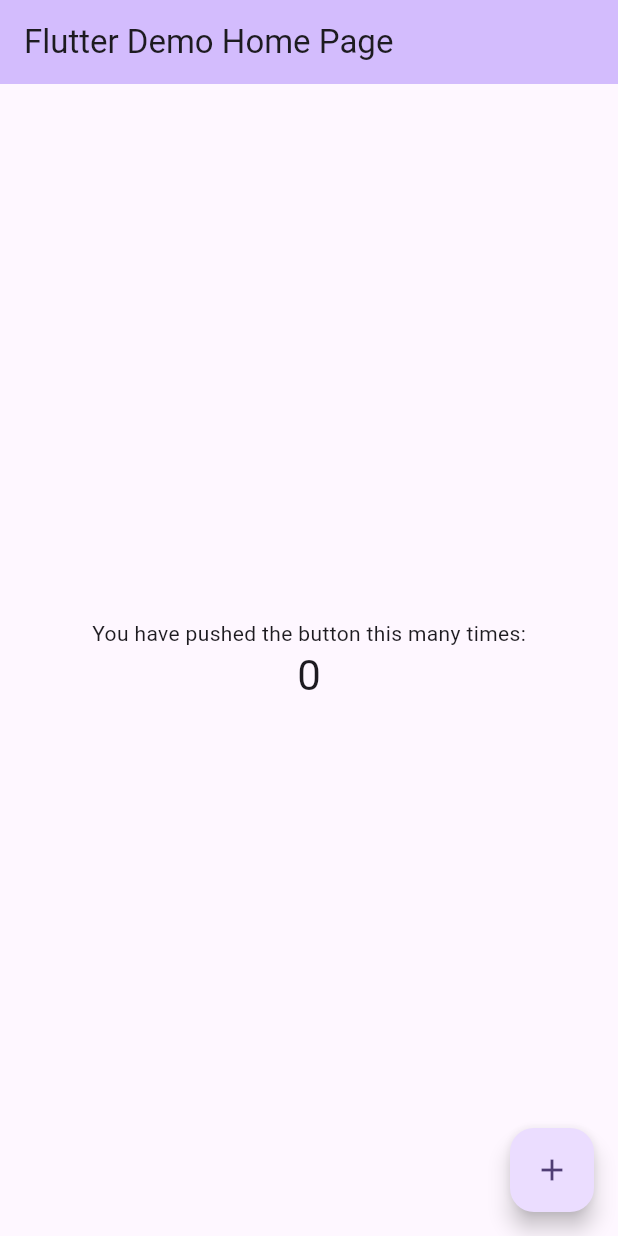
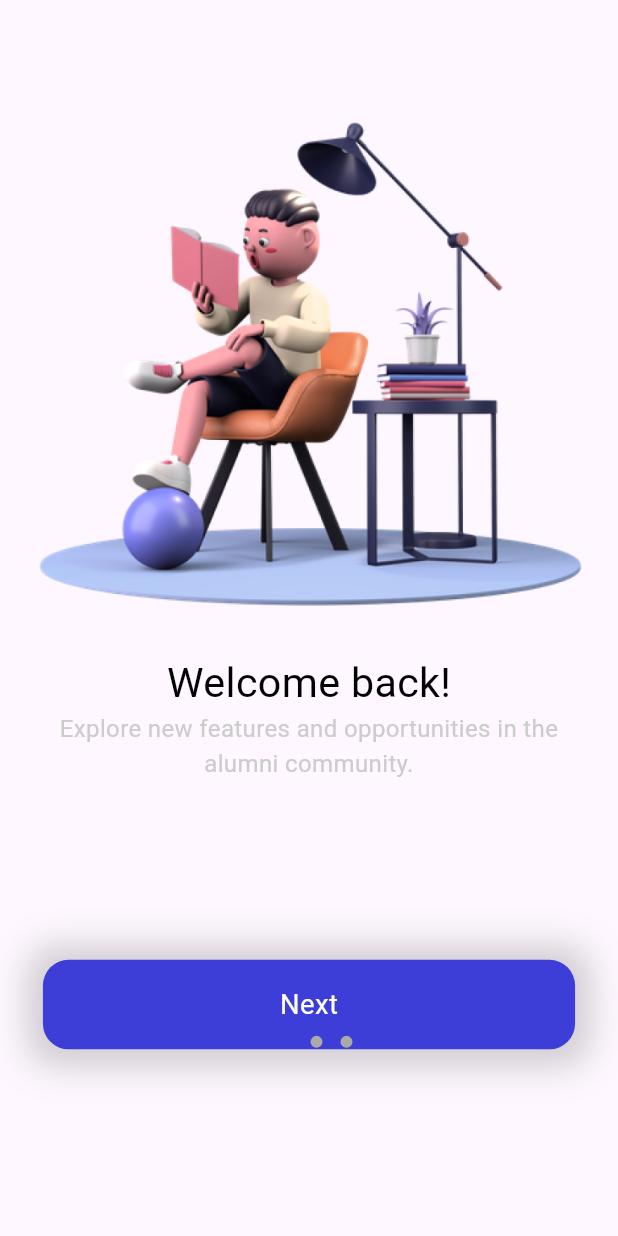
Before and after one commit to Dutus244/hcmus_alumni_mobile, a Flutter app: the screen it shows after launch, on a phone screen of 412 x 824 dp. Run offline on Flutter 3.47's test engine with Material 3 defaults, Android fonts, the phone set to English and light mode, and no system bars; drawn by our look-alikes of dots_indicator; our stand-ins replace flutter_bloc, flutter_screenutil.

Commit message:
ND splash and welcome page

```diff
--- /dev/null
+++ b/lib/common/values/colors.dart
@@ -0,0 +1,38 @@
+import 'dart:ui';
+
+class AppColors {
+  /// white background
+  static const Color primaryBackground = Color.fromARGB(255, 255, 255, 255);
+
+  /// grey background
+  static const Color primarySecondaryBackground =
+      Color.fromARGB(255, 247, 247, 249);
+
+  /// main widget color blue
+  static const Color primaryElement = Color.fromARGB(255, 61, 61, 216);
+
+  /// main text color black
+  static const Color primaryText = Color.fromARGB(255, 0, 0, 0);
+
+  // video background color
+  static const Color primary_bg = Color.fromARGB(210, 32, 47, 62);
+
+  /// main widget text color white
+  static const Color primaryElementText = Color.fromARGB(255, 255, 255, 255);
+
+  // main widget text color grey
+  static const Color primarySecondaryElementText =
+      Color.fromARGB(255, 102, 102, 102);
+
+  // main widget third color grey
+  static const Color primaryThirdElementText =
+      Color.fromARGB(255, 170, 170, 170);
+
+  static const Color primaryFourthElementText =
+      Color.fromARGB(255, 204, 204, 204);
+
+  //state color
+  static const Color primaryElementStatus = Color.fromARGB(255, 88, 174, 127);
+
+  static const Color primaryElementBg = Color.fromARGB(255, 238, 121, 99);
+}
--- a/lib/main.dart
+++ b/lib/main.dart
@@ -1,6 +1,13 @@
 import 'package:flutter/material.dart';
+import 'package:flutter_bloc/flutter_bloc.dart';
+import 'package:flutter_screenutil/flutter_screenutil.dart';
+import 'package:hcmus_alumni_mobile/pages/splash/bloc/splash_blocs.dart';
+import 'package:hcmus_alumni_mobile/pages/splash/splash.dart';
+import 'package:hcmus_alumni_mobile/pages/welcome/bloc/welcome_blocs.dart';
+import 'package:hcmus_alumni_mobile/pages/welcome/welcome.dart';
 
 void main() {
+  WidgetsFlutterBinding.ensureInitialized();
   runApp(const MyApp());
 }
 
@@ -10,116 +17,30 @@ class MyApp extends StatelessWidget {
   // This widget is the root of your application.
   @override
   Widget build(BuildContext context) {
-    return MaterialApp(
-      title: 'Flutter Demo',
-      theme: ThemeData(
-        // This is the theme of your application.
-        //
-        // TRY THIS: Try running your application with "flutter run". You'll see
-        // the application has a purple toolbar. Then, without quitting the app,
-        // try changing the seedColor in the colorScheme below to Colors.green
-        // and then invoke "hot reload" (save your changes or press the "hot
-        // reload" button in a Flutter-supported IDE, or press "r" if you used
-        // the command line to start the app).
-        //
-        // Notice that the counter didn't reset back to zero; the application
-        // state is not lost during the reload. To reset the state, use hot
-        // restart instead.
-        //
-        // This works for code too, not just values: Most code changes can be
-        // tested with just a hot reload.
-        colorScheme: ColorScheme.fromSeed(seedColor: Colors.deepPurple),
-        useMaterial3: true,
-      ),
-      home: const MyHomePage(title: 'Flutter Demo Home Page'),
-    );
+    return MultiBlocProvider(
+        providers: [
+          BlocProvider(
+            // lazy: false,
+            create: (context) => SplashBloc(),
+          ),
+          BlocProvider(
+            // lazy: false,
+            create: (context) => WelcomeBloc(),
+          ),
+        ],
+        child: ScreenUtilInit(
+          builder: (context, child) => MaterialApp(
+            debugShowCheckedModeBanner: false,
+            theme: ThemeData(
+                appBarTheme: const AppBarTheme(
+                  elevation: 0,
+                  backgroundColor: Colors.white,
+                )),
+            home: Splash(),
+            routes: {
+              "welcome": (context) => const Welcome(),
+            },
+          ),
+        ));
   }
 }
-
-class MyHomePage extends StatefulWidget {
-  const MyHomePage({super.key, required this.title});
-
-  // This widget is the home page of your application. It is stateful, meaning
-  // that it has a State object (defined below) that contains fields that affect
-  // how it looks.
-
-  // This class is the configuration for the state. It holds the values (in this
-  // case the title) provided by the parent (in this case the App widget) and
-  // used by the build method of the State. Fields in a Widget subclass are
-  // always marked "final".
-
-  final String title;
-
-  @override
-  State<MyHomePage> createState() => _MyHomePageState();
-}
-
-class _MyHomePageState extends State<MyHomePage> {
-  int _counter = 0;
-
-  void _incrementCounter() {
-    setState(() {
-      // This call to setState tells the Flutter framework that something has
-      // changed in this State, which causes it to rerun the build method below
-      // so that the display can reflect the updated values. If we changed
-      // _counter without calling setState(), then the build method would not be
-      // called again, and so nothing would appear to happen.
-      _counter++;
-    });
-  }
-
-  @override
-  Widget build(BuildContext context) {
-    // This method is rerun every time setState is called, for instance as done
-    // by the _incrementCounter method above.
-    //
-    // The Flutter framework has been optimized to make rerunning build methods
-    // fast, so that you can just rebuild anything that needs updating rather
-    // than having to individually change instances of widgets.
-    return Scaffold(
-      appBar: AppBar(
-        // TRY THIS: Try changing the color here to a specific color (to
-        // Colors.amber, perhaps?) and trigger a hot reload to see the AppBar
-        // change color while the other colors stay the same.
-        backgroundColor: Theme.of(context).colorScheme.inversePrimary,
-        // Here we take the value from the MyHomePage object that was created by
-        // the App.build method, and use it to set our appbar title.
-        title: Text(widget.title),
-      ),
-      body: Center(
-        // Center is a layout widget. It takes a single child and positions it
-        // in the middle of the parent.
-        child: Column(
-          // Column is also a layout widget. It takes a list of children and
-          // arranges them vertically. By default, it sizes itself to fit its
-          // children horizontally, and tries to be as tall as its parent.
-          //
-          // Column has various properties to control how it sizes itself and
-          // how it positions its children. Here we use mainAxisAlignment to
-          // center the children vertically; the main axis here is the vertical
-          // axis because Columns are vertical (the cross axis would be
-          // horizontal).
-          //
-          // TRY THIS: Invoke "debug painting" (choose the "Toggle Debug Paint"
-          // action in the IDE, or press "p" in the console), to see the
-          // wireframe for each widget.
-          mainAxisAlignment: MainAxisAlignment.center,
-          children: <Widget>[
-            const Text(
-              'You have pushed the button this many times:',
-            ),
-            Text(
-              '$_counter',
-              style: Theme.of(context).textTheme.headlineMedium,
-            ),
-          ],
-        ),
-      ),
-      floatingActionButton: FloatingActionButton(
-        onPressed: _incrementCounter,
-        tooltip: 'Increment',
-        child: const Icon(Icons.add),
-      ), // This trailing comma makes auto-formatting nicer for build methods.
-    );
-  }
-}
--- /dev/null
+++ b/lib/pages/splash/bloc/splash_blocs.dart
@@ -0,0 +1,7 @@
+import 'package:flutter_bloc/flutter_bloc.dart';
+import 'package:hcmus_alumni_mobile/pages/splash/bloc/splash_events.dart';
+import 'package:hcmus_alumni_mobile/pages/splash/bloc/splash_states.dart';
+
+class SplashBloc extends Bloc<SplashEvent, SplashState> {
+  SplashBloc() : super(SplashState()) {}
+}
--- /dev/null
+++ b/lib/pages/splash/bloc/splash_events.dart
@@ -0,0 +1 @@
+class SplashEvent {}
--- /dev/null
+++ b/lib/pages/splash/bloc/splash_states.dart
@@ -0,0 +1,3 @@
+class SplashState {
+  SplashState();
+}
--- /dev/null
+++ b/lib/pages/splash/splash.dart
@@ -0,0 +1,50 @@
+import 'dart:async'; // Import the async library for using Timer
+
+import 'package:flutter/cupertino.dart';
+import 'package:flutter/material.dart';
+import 'package:flutter_bloc/flutter_bloc.dart';
+import 'package:flutter_screenutil/flutter_screenutil.dart';
+import 'package:hcmus_alumni_mobile/pages/splash/bloc/splash_blocs.dart';
+
+import '../../common/values/colors.dart';
+import 'bloc/splash_states.dart';
+
+class Splash extends StatefulWidget {
+  const Splash({super.key});
+
+  @override
+  State<Splash> createState() => _SplashState();
+}
+
+class _SplashState extends State<Splash> {
+  @override
+  void initState() {
+    super.initState();
+    // Start a timer to navigate after 2 seconds
+    Timer(Duration(seconds: 2), () {
+      Navigator.of(context)
+          .pushNamedAndRemoveUntil("welcome", (route) => false);
+    });
+  }
+
+  @override
+  Widget build(BuildContext context) {
+    return Container(
+      color: AppColors.primaryBackground,
+      child: Scaffold(
+        body: BlocBuilder<SplashBloc, SplashState>(builder: (context, state) {
+          return Center(
+            child: Container(
+              width: 345.w,
+              height: 345.w,
+              child: Image.asset(
+                "assets/images/logos/logo.png",
+                fit: BoxFit.cover,
+              ),
+            ),
+          );
+        }),
+      ),
+    );
+  }
+}
--- /dev/null
+++ b/lib/pages/welcome/bloc/welcome_blocs.dart
@@ -0,0 +1,11 @@
+import 'package:flutter_bloc/flutter_bloc.dart';
+import 'package:hcmus_alumni_mobile/pages/welcome/bloc/welcome_events.dart';
+import 'package:hcmus_alumni_mobile/pages/welcome/bloc/welcome_states.dart';
+
+class WelcomeBloc extends Bloc<WelcomeEvent, WelcomeState> {
+  WelcomeBloc() : super(WelcomeState()) {
+    on<WelcomeEvent>((event, emit) {
+      emit(WelcomeState(page: state.page));
+    });
+  }
+}
--- /dev/null
+++ b/lib/pages/welcome/bloc/welcome_events.dart
@@ -0,0 +1 @@
+class WelcomeEvent {}
--- /dev/null
+++ b/lib/pages/welcome/bloc/welcome_states.dart
@@ -0,0 +1,5 @@
+class WelcomeState {
+  int page;
+
+  WelcomeState({this.page = 0});
+}
--- /dev/null
+++ b/lib/pages/welcome/welcome.dart
@@ -0,0 +1,163 @@
+import 'package:dots_indicator/dots_indicator.dart';
+import 'package:flutter/cupertino.dart';
+import 'package:flutter/material.dart';
+import 'package:flutter_bloc/flutter_bloc.dart';
+import 'package:flutter_screenutil/flutter_screenutil.dart';
+
+import '../../common/values/colors.dart';
+import 'bloc/welcome_blocs.dart';
+import 'bloc/welcome_events.dart';
+import 'bloc/welcome_states.dart';
+
+class Welcome extends StatefulWidget {
+  const Welcome({super.key});
+
+  @override
+  State<Welcome> createState() => _WelcomeState();
+}
+
+class _WelcomeState extends State<Welcome> {
+  PageController pageController = PageController(initialPage: 0);
+
+  @override
+  Widget build(BuildContext context) {
+    return Container(
+      color: AppColors.primaryBackground,
+      child: Scaffold(body: BlocBuilder<WelcomeBloc, WelcomeState>(
+        builder: (context, state) {
+          return Container(
+            margin: EdgeInsets.only(top: 34.h),
+            width: 375.w,
+            child: Stack(
+              alignment: Alignment.topCenter,
+              children: [
+                PageView(
+                  controller: pageController,
+                  onPageChanged: (index) {
+                    state.page = index;
+                    BlocProvider.of<WelcomeBloc>(context).add(WelcomeEvent());
+                  },
+                  children: [
+                    _page(
+                        1,
+                        context,
+                        "Next",
+                        "Welcome back!",
+                        "Explore new features and opportunities in the alumni community.",
+                        "assets/images/welcome1.png"),
+                    _page(
+                        2,
+                        context,
+                        "Next",
+                        "Discover new apps",
+                        "Learn how our app can help you stay connected and thrive after college.",
+                        "assets/images/welcome2.png"),
+                    _page(
+                        3,
+                        context,
+                        "Get started",
+                        "Start your journey",
+                        "Log in or register to experience the full app features and join the alumni community.",
+                        "assets/images/welcome3.png"),
+                  ],
+                ),
+                Positioned(
+                    bottom: 100.h,
+                    child: DotsIndicator(
+                      position: state.page,
+                      dotsCount: 3,
+                      mainAxisAlignment: MainAxisAlignment.center,
+                      decorator: DotsDecorator(
+                          color: AppColors.primaryThirdElementText,
+                          activeColor: AppColors.primaryElement,
+                          size: const Size.square(8.0),
+                          activeSize: const Size(18.0, 8.0),
+                          activeShape: RoundedRectangleBorder(
+                            borderRadius: BorderRadius.circular(5.0),
+                          )),
+                    ))
+              ],
+            ),
+          );
+        },
+      )),
+    );
+  }
+
+  Widget _page(int index, BuildContext context, String buttonName, String title,
+      String subTitle, String imagePath) {
+    return Column(
+      children: [
+        SizedBox(
+          width: 345.w,
+          height: 345.w,
+          child: Image.asset(
+            imagePath,
+            fit: BoxFit.cover,
+          ),
+        ),
+        Container(
+          child: Text(
+            "${title}",
+            style: TextStyle(
+                color: AppColors.primaryText,
+                fontSize: 24.sp,
+                fontWeight: FontWeight.normal),
+          ),
+        ),
+        Container(
+          width: 375.w,
+          padding: EdgeInsets.only(left: 30.w, right: 30.w),
+          child: Text(
+            "${subTitle}",
+            textAlign: TextAlign.center,
+            style: TextStyle(
+                color: AppColors.primaryFourthElementText,
+                fontSize: 14.sp,
+                fontWeight: FontWeight.normal),
+          ),
+        ),
+        GestureDetector(
+          onTap: () {
+            if (index < 3) {
+              pageController.animateToPage(
+                index,
+                duration: const Duration(milliseconds: 500),
+                curve: Curves.decelerate,
+              );
+            } else {
+              // Navigator.of(context).push(MaterialPageRoute(builder: (context)=>MyHomePage()));
+              // Navigator.of(context)
+              //     .pushNamedAndRemoveUntil("signIn", (route) => false);
+            }
+          },
+          child: Container(
+            margin: EdgeInsets.only(top: 100.h, left: 25.w, right: 25.w),
+            width: 325.w,
+            height: 50.h,
+            decoration: BoxDecoration(
+                color: AppColors.primaryElement,
+                borderRadius: BorderRadius.all(Radius.circular(15.w)),
+                boxShadow: [
+                  BoxShadow(
+                    color: Colors.grey.withOpacity(0.5),
+                    spreadRadius: 10,
+                    blurRadius: 20,
+                    offset: Offset(0, 1),
+                  )
+                ]),
+            child: Center(
+              child: Text(
+                "${buttonName}",
+                style: TextStyle(
+                    color: Colors.white,
+                    fontSize: 16.sp,
+                    fontWeight: FontWeight.normal),
+              ),
+            ),
+          ),
+        )
+      ],
+    );
+  }
+}
```
Also changed, not shown: pubspec.yaml (+15 -14 lines), assets/fonts/OpenSans-Italic-VariableFont_wdth,wght.ttf (added), assets/fonts/OpenSans-VariableFont_wdth,wght.ttf (added), assets/images/logos/logo.png (added), assets/images/welcome1.png (added), assets/images/welcome2.png (added), assets/images/welcome3.png (added).
